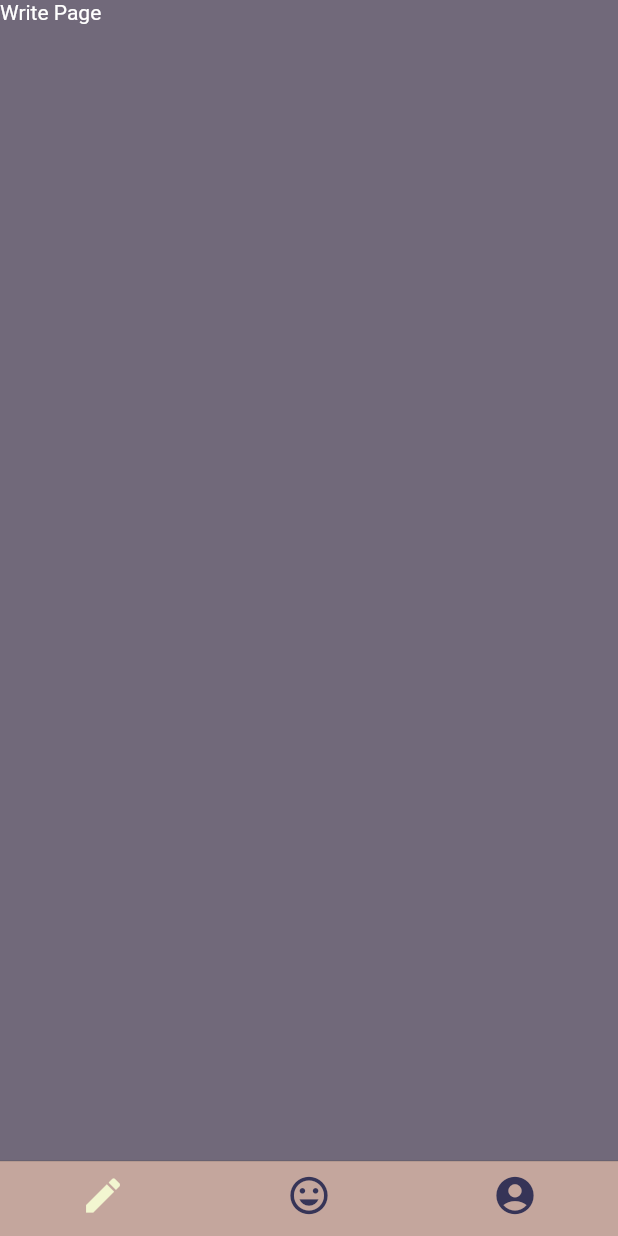
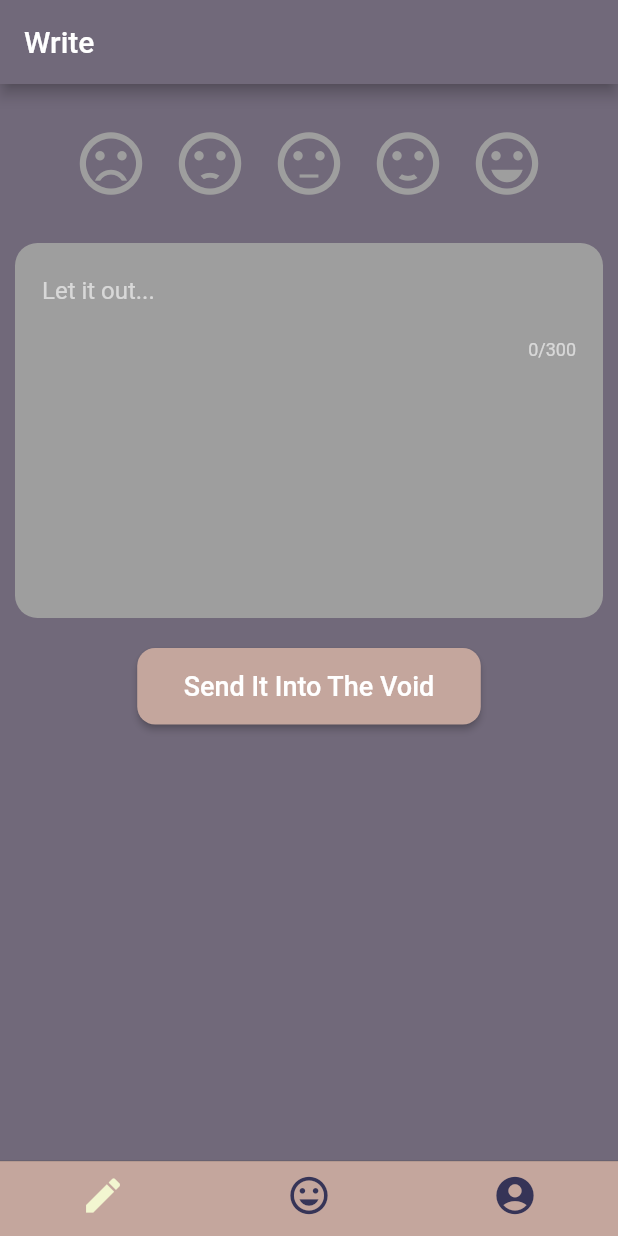
Before and after one commit to jenxguo/the-void, a Flutter app: the screen it shows after launch, on a phone screen of 412 x 824 dp. Run offline on Flutter 3.47's test engine with Material 2 defaults, Android fonts, the phone set to English and light mode, and no system bars.

Commit message:
write page

```diff
--- a/lib/constants.dart
+++ b/lib/constants.dart
@@ -7,3 +7,4 @@ const kBoneColor = Color(0xFFD9D2B6);
 const kHoneydewColor = Color(0xFFD0E1D4);
 const kLimeColor = Color(0xFFF2F6D0);
 const kMauveColor = Color(0xffc4a69d);
+const kIcyColor = Color(0xffCCDFE7);
--- a/lib/main.dart
+++ b/lib/main.dart
@@ -13,7 +13,7 @@ class MyApp extends StatelessWidget {
     return MaterialApp(
       title: 'The Void',
       theme: ThemeData.dark().copyWith(
-        primaryColor: kLimeColor,
+        primaryColor: kMauveColor,
         scaffoldBackgroundColor: kDarkColor,
       ),
       home: HomePage(),
--- a/lib/pages/write.dart
+++ b/lib/pages/write.dart
@@ -1,4 +1,5 @@
 import 'package:flutter/material.dart';
+import 'package:the_void/constants.dart';
 
 class WritePage extends StatefulWidget {
   @override
@@ -6,11 +7,119 @@ class WritePage extends StatefulWidget {
 }
 
 class _WritePageState extends State<WritePage> {
+  TextEditingController textController = TextEditingController();
+  int selectedMood;
+
   @override
   Widget build(BuildContext context) {
     return Scaffold(
-      body: Text(
-        'Write Page'
+      appBar: AppBar(
+        backgroundColor: kDarkColor,
+        title: Text(
+          'Write',
+        ),
+      ),
+      body: Column(
+        crossAxisAlignment: CrossAxisAlignment.center,
+        children: <Widget>[
+          SizedBox(height: 20.0),
+          Row(
+            mainAxisAlignment: MainAxisAlignment.center,
+            children: <Widget>[
+              IconButton(
+                icon: Icon(Icons.sentiment_very_dissatisfied),
+                onPressed: () => {
+                  setState(() {
+                    selectedMood = 1;
+                  })
+                },
+                iconSize: 50.0,
+                color: selectedMood == 1 ? kIcyColor : Colors.grey,
+              ),
+              IconButton(
+                icon: Icon(Icons.sentiment_dissatisfied),
+                onPressed: () => {
+                  setState(() {
+                    selectedMood = 2;
+                  })
+                },
+                iconSize: 50.0,
+                color: selectedMood == 2 ? kHoneydewColor : Colors.grey,
+              ),
+              IconButton(
+                icon: Icon(Icons.sentiment_neutral),
+                onPressed: () => {
+                  setState(() {
+                    selectedMood = 3;
+                  })
+                },
+                iconSize: 50.0,
+                color: selectedMood == 3 ? kLimeColor : Colors.grey,
+              ),
+              IconButton(
+                icon: Icon(Icons.sentiment_satisfied),
+                onPressed: () => {
+                  setState(() {
+                    selectedMood = 4;
+                  })
+                },
+                iconSize: 50.0,
+                color: selectedMood == 4 ? kBoneColor : Colors.grey,
+              ),
+              IconButton(
+                icon: Icon(Icons.sentiment_very_satisfied),
+                onPressed: () => {
+                  setState(() {
+                    selectedMood = 5;
+                  })
+                },
+                iconSize: 50.0,
+                color: selectedMood == 5 ? kOrangeColor : Colors.grey,
+              ),
+            ],
+          ),
+          SizedBox(height: 10.0),
+          Padding(
+            padding: EdgeInsets.all(10.0),
+            child: Container(
+              decoration: BoxDecoration(
+                color: Colors.grey,
+                borderRadius: BorderRadius.circular(15.0),
+              ),
+              height: 250.0,
+              width: 500.0,
+              child: Padding(
+                padding: EdgeInsets.all(8.0),
+                child: TextField(
+                  maxLines: null,
+                  maxLength: 300,
+                  decoration: InputDecoration(
+                    hintText: 'Let it out...',
+                    border: InputBorder.none,
+                    contentPadding: EdgeInsets.all(10.0),
+                  ),
+                ),
+              ),
+            ),
+          ),
+          SizedBox(height: 10.0),
+          RaisedButton(
+            shape: RoundedRectangleBorder(
+              borderRadius: BorderRadius.circular(12.0),
+            ),
+            color: kMauveColor,
+            onPressed: () {},
+            child: Padding(
+              padding: const EdgeInsets.all(15.0),
+              child: Text(
+                'Send It Into The Void',
+                style: TextStyle(
+                  fontSize: 18.0,
+                ),
+              ),
+            ),
+          ),
+        ],
       ),
     );
   }
```
